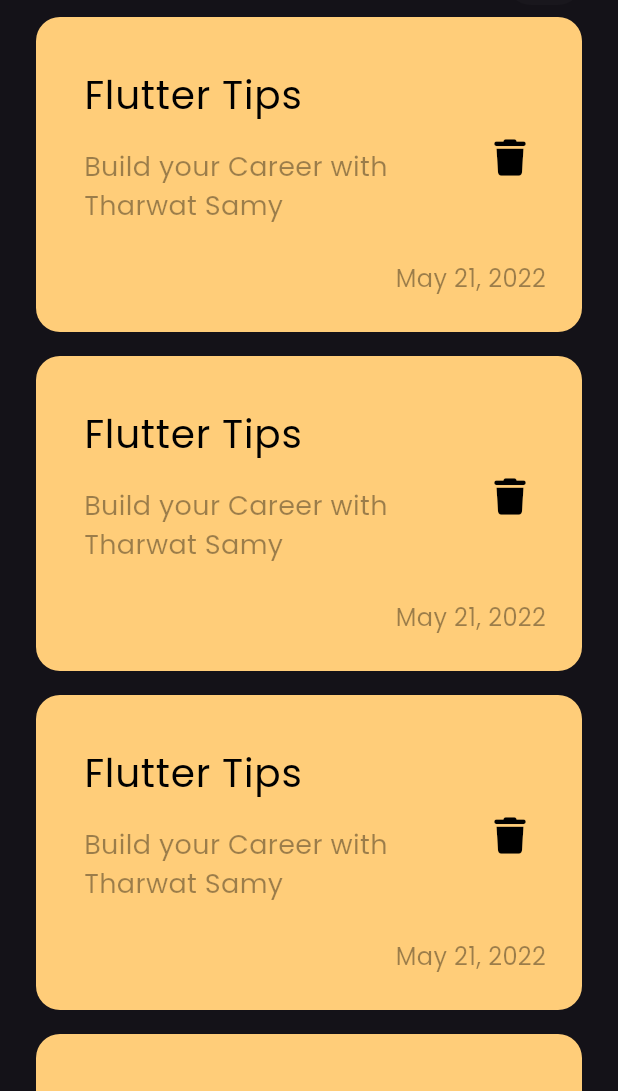
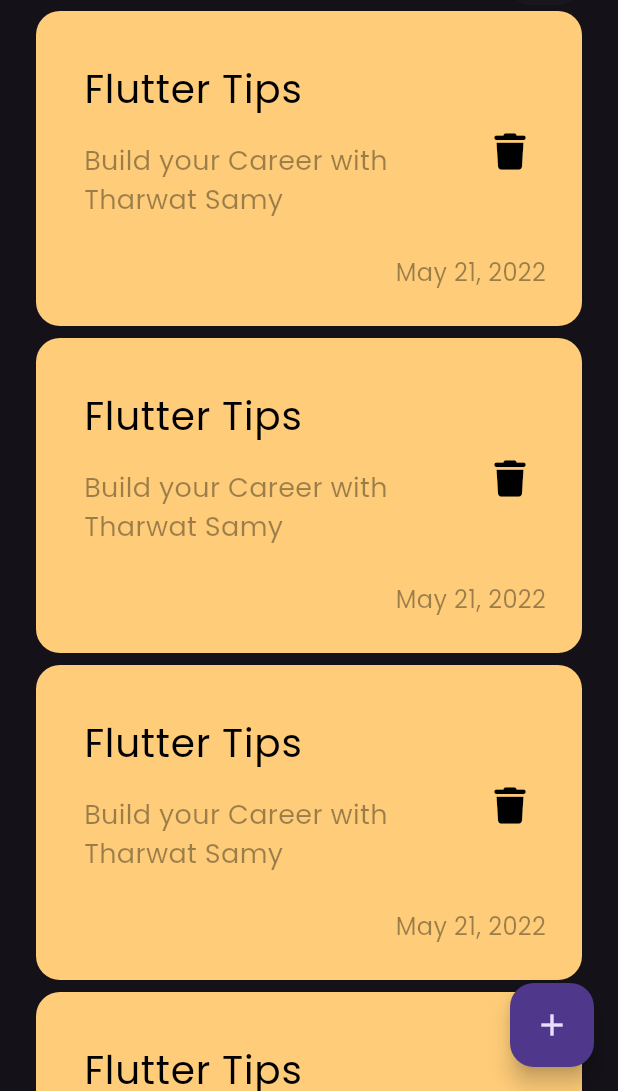
Before and after one commit to AppDevDz/app_notes, a Flutter app: the screen it shows after launch, on a phone screen of 412 x 824 dp, the part 145-1236 px from its top. Run offline on Flutter 3.47's test engine with Material 3 defaults, Android fonts, the phone set to English and light mode, and no system bars; our stand-ins replace font_awesome_flutter.

Commit message:
add floating action button

```diff
--- a/lib/views/notes_view.dart
+++ b/lib/views/notes_view.dart
@@ -6,6 +6,11 @@ class NotesView extends StatelessWidget {
 
   @override
   Widget build(BuildContext context) {
-    return const Scaffold(body: NotesViewBody());
+    return Scaffold(
+        floatingActionButton: FloatingActionButton(
+          onPressed: () {},
+          child: const Icon(Icons.add),
+        ),
+        body: const NotesViewBody());
   }
 }
--- a/lib/widgets/note_item.dart
+++ b/lib/widgets/note_item.dart
@@ -23,7 +23,7 @@ class NoteItem extends StatelessWidget {
               style: TextStyle(color: Colors.black, fontSize: 26),
             ),
             subtitle: Padding(
-              padding: const EdgeInsets.only(top: 16, bottom: 16),
+              padding: EdgeInsets.only(top: 16, bottom: 16),
               child: Text(
                 'Build your Career with Tharwat Samy',
                 style:
--- a/lib/widgets/notes_list_view.dart
+++ b/lib/widgets/notes_list_view.dart
@@ -8,7 +8,7 @@ class NotesListView extends StatelessWidget {
   Widget build(BuildContext context) {
     return ListView.builder(itemBuilder: (context, index) {
       return const Padding(
-        padding: EdgeInsets.symmetric(vertical: 8),
+        padding: EdgeInsets.symmetric(vertical: 4),
         child: NoteItem(),
       );
     });
```
